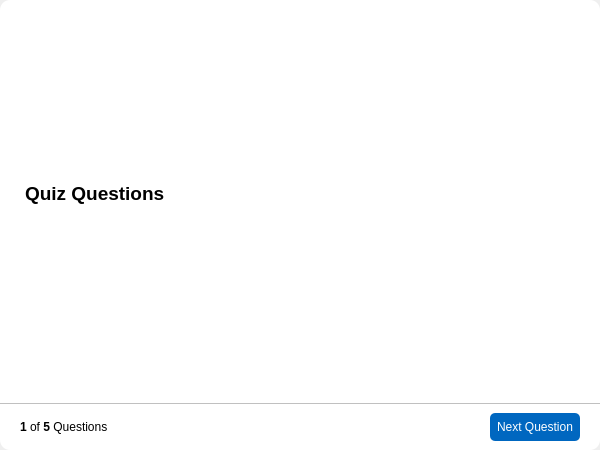
First picture: the form in src/views/quiz_view.ui, repository devforgely/MFA-Simulator, before the edit.
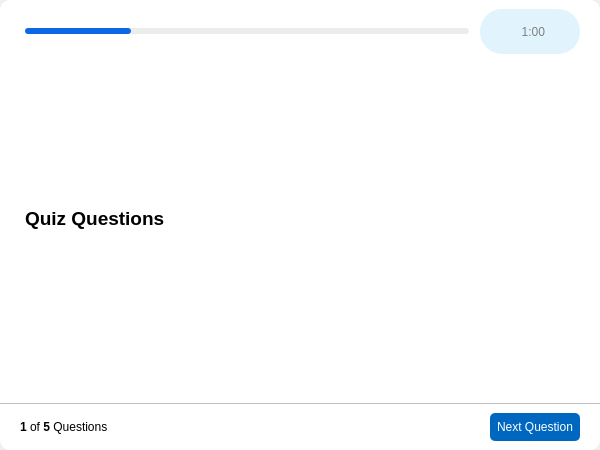
Second picture: the form after the edit. Icons and pictures are not drawn.

Commit message: update quiz section and profile section

The edit to the form file:
```diff
--- a/src/views/quiz_view.ui
+++ b/src/views/quiz_view.ui
@@ -20,6 +20,29 @@
 	border-radius: 10%;
 }
 
+#time_bar {
+	min-height: 6px;
+    max-height: 6px;
+    border-radius: 3px;
+	margin: 0px 5px 0px 5px;
+	background-color: #ececed;
+}
+
+#time_bar::chunk {
+	min-height: 6px;
+    max-height: 6px;
+    border-radius: 3px;
+	background-color: #0b69e5;
+}
+
+#time_label {
+	border: none;
+	background-color: #e1f4fe;
+	border-radius: 22px;
+	color: grey;
+}
+
+
 #question_label {
 	font-size: 14pt;
 	font-weight: bold;
@@ -41,6 +64,10 @@
 
 #next_btn:hover {
 	background-color:  #0061A9;
+}
+
+#backward_btn, #forward_btn {
+	border: none;
 }</string>
   </property>
   <layout class="QVBoxLayout" name="verticalLayout_2">
@@ -89,6 +116,55 @@
       <property name="rightMargin">
        <number>0</number>
       </property>
+      <item>
+       <layout class="QHBoxLayout" name="time_layout">
+        <property name="leftMargin">
+         <number>20</number>
+        </property>
+        <property name="rightMargin">
+         <number>20</number>
+        </property>
+        <item>
+         <widget class="QProgressBar" name="time_bar">
+          <property name="value">
+           <number>24</number>
+          </property>
+          <property name="textVisible">
+           <bool>false</bool>
+          </property>
+          <property name="format">
+           <string/>
+          </property>
+         </widget>
+        </item>
+        <item>
+         <widget class="QPushButton" name="time_label">
+          <property name="enabled">
+           <bool>true</bool>
+          </property>
+          <property name="minimumSize">
+           <size>
+            <width>100</width>
+            <height>45</height>
+           </size>
+          </property>
+          <property name="text">
+           <string>  1:00</string>
+          </property>
+          <property name="icon">
+           <iconset>
+            <normaloff>../resources/icons/alarm-clock.svg</normaloff>../resources/icons/alarm-clock.svg</iconset>
+          </property>
+          <property name="iconSize">
+           <size>
+            <width>25</width>
+            <height>25</height>
+           </size>
+          </property>
+         </widget>
+        </item>
+       </layout>
+      </item>
       <item>
        <widget class="QLabel" name="question_label">
         <property name="sizePolicy">
```
Left out of the diff: 30 changed lines with no effect on the pictures. The commit also changes 42 other files.
